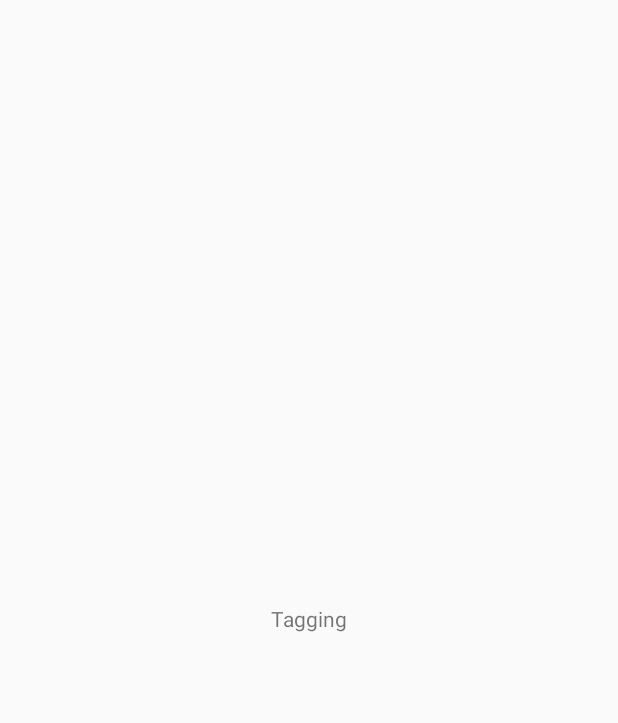
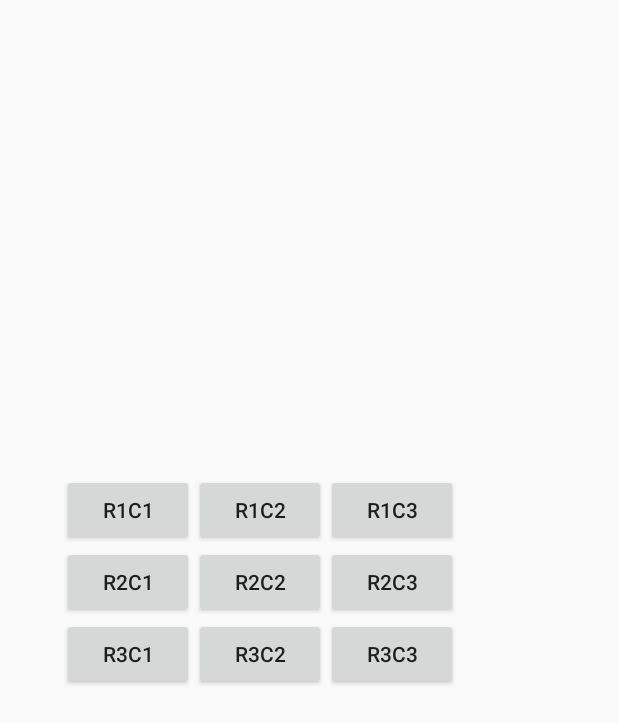
Before and after one commit to connor-dean/PitchersEye, an Android app: the TaggingActivity screen opened directly, with no data from a screen before it, on a phone screen of 412 x 824 dp. Before the commit the part shown is almost empty. Shown: the top 723 px of the screen. Run offline under Robolectric (Android 15) with nearby library versions, the phone set to English and light mode, and no system bars.

Commit message:
Grid system set up

```diff
--- a/app/src/main/res/layout/activity_tagging.xml
+++ b/app/src/main/res/layout/activity_tagging.xml
@@ -6,13 +6,136 @@
     android:layout_height="match_parent"
     tools:context="pitcherseye.pitcherseye.Activities.TaggingActivity">
 
-    <TextView
-        android:id="@+id/stuff"
+    <!--<TableLayout xmlns:android="http://schemas.android.com/apk/res/android"-->
+        <!--android:layout_width="wrap_content"-->
+        <!--android:layout_height="wrap_content"-->
+        <!--app:layout_constraintStart_toStartOf="@id/guideline"-->
+        <!--&gt;-->
+        <!--<TableRow>-->
+            <!--<Button-->
+                <!--android:text="R1C1"-->
+                <!--android:padding="3dip" />-->
+            <!--<Button-->
+                <!--android:text="R1C2"-->
+                <!--android:padding="3dip" />-->
+            <!--<Button-->
+                <!--android:text="R1C3"-->
+                <!--android:padding="3dip" />-->
+        <!--</TableRow>-->
+
+        <!--<TableRow>-->
+            <!--<Button-->
+                <!--android:text="R2C1"-->
+                <!--android:padding="3dip" />-->
+            <!--<Button-->
+                <!--android:text="R2C2"-->
+                <!--android:padding="3dip"-->
+                <!--/>-->
+            <!--<Button-->
+                <!--android:text="R2C3"-->
+                <!--android:padding="3dip" />-->
+        <!--</TableRow>-->
+        <!---->
+        <!--<TableRow>-->
+            <!--<Button-->
+                <!--android:text="R3C1"-->
+                <!--android:padding="3dip" />-->
+            <!--<Button-->
+                <!--android:text="R3C2"-->
+                <!---->
+                <!--android:padding="3dip" />-->
+            <!--<Button-->
+                <!--android:text="R3C3"-->
+                <!--android:padding="3dip" />-->
+        <!--</TableRow>-->
+    <!--</TableLayout>-->
+
+
+    <Button
+        android:id="@+id/btnR1C1"
+        android:text="R1C1"
         android:layout_width="wrap_content"
         android:layout_height="wrap_content"
-        android:text="Tagging"
-        app:layout_constraintBottom_toBottomOf="parent"
-        app:layout_constraintLeft_toLeftOf="parent"
-        app:layout_constraintRight_toRightOf="parent"
-        app:layout_constraintTop_toTopOf="parent" />
+        app:layout_constraintLeft_toRightOf="@id/guidelineVert"
+        app:layout_constraintBottom_toTopOf="@+id/btnR2C1" />
+
+    <Button
+        android:id="@+id/btnR1C2"
+        android:layout_width="wrap_content"
+        android:layout_height="wrap_content"
+        android:text="R1C2"
+        app:layout_constraintBottom_toTopOf="@+id/btnR2C2"
+        app:layout_constraintLeft_toRightOf="@+id/btnR1C1" />
+
+    <Button
+        android:id="@+id/brnR1C3"
+        android:text="R1C3"
+        android:layout_width="wrap_content"
+        android:layout_height="wrap_content"
+        app:layout_constraintLeft_toRightOf="@id/btnR1C2"
+        app:layout_constraintBottom_toTopOf="@id/btnR2C3"/>
+
+    <Button
+        android:id="@+id/btnR2C1"
+        android:text="R2C1"
+        android:layout_width="wrap_content"
+        android:layout_height="wrap_content"
+        app:layout_constraintLeft_toRightOf="@id/guidelineVert"
+        app:layout_constraintBottom_toTopOf="@+id/guideline" />
+
+    <Button
+        android:id="@+id/btnR2C2"
+        android:text="R2C2"
+        android:layout_width="wrap_content"
+        android:layout_height="wrap_content"
+        app:layout_constraintBottom_toTopOf="@+id/guideline"
+        app:layout_constraintLeft_toRightOf="@id/btnR2C1" />
+
+    <Button
+        android:id="@+id/btnR2C3"
+        android:layout_width="wrap_content"
+        android:layout_height="wrap_content"
+        android:text="R2C3"
+        app:layout_constraintLeft_toRightOf="@id/btnR2C2"
+        app:layout_constraintBottom_toTopOf="@+id/guideline"/>
+
+    <Button
+        android:id="@+id/btnR3C1"
+        android:text="R3C1"
+        android:layout_width="wrap_content"
+        android:layout_height="wrap_content"
+        app:layout_constraintLeft_toRightOf="@id/guidelineVert"
+        app:layout_constraintTop_toBottomOf="@id/btnR2C1" />
+
+    <Button
+        android:id="@+id/btnR3C2"
+        android:text="R3C2"
+        android:layout_width="wrap_content"
+        android:layout_height="wrap_content"
+        app:layout_constraintLeft_toRightOf="@id/btnR3C1"
+        app:layout_constraintTop_toBottomOf="@id/btnR2C2" />
+
+    <Button
+        android:id="@+id/btnR3C3"
+        android:text="R3C3"
+        android:layout_width="wrap_content"
+        android:layout_height="wrap_content"
+        app:layout_constraintLeft_toRightOf="@+id/btnR3C2"
+        app:layout_constraintTop_toBottomOf="@id/btnR2C2"/>
+
+
+    <android.support.constraint.Guideline
+        android:id="@+id/guideline"
+        android:layout_width="wrap_content"
+        android:layout_height="wrap_content"
+        android:orientation="horizontal"
+        app:layout_constraintGuide_percent="0.5" />
+
+    <android.support.constraint.Guideline
+        android:id="@+id/guidelineVert"
+        android:layout_width="wrap_content"
+        android:layout_height="wrap_content"
+        android:orientation="vertical"
+        app:layout_constraintGuide_percent="0.1" />
+
 </android.support.constraint.ConstraintLayout>
```
